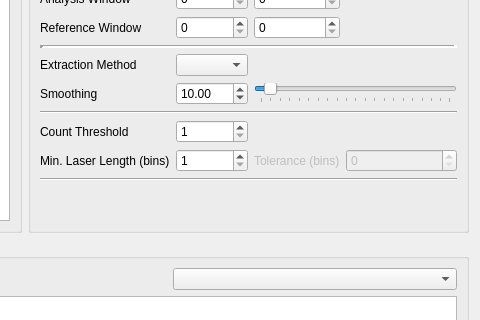
The window that gui/pulsed/ui_pulse_extraction.ui (Ulm-IQO/qudi) describes before a commit, drawn with Qt 5; both pictures show x 431 to 911 and y 107 to 427 of the 911 by 686 pixel window.
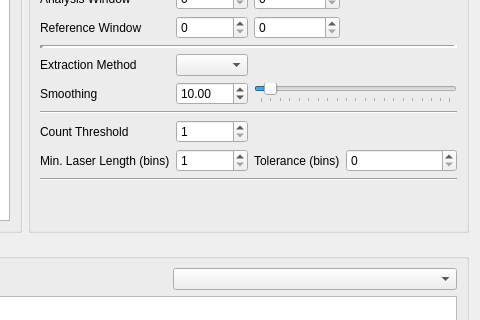
The same window after the commit. Custom widgets are drawn as their Qt base class.

The edit to the form file:
```diff
--- a/gui/pulsed/ui_pulse_extraction.ui
+++ b/gui/pulsed/ui_pulse_extraction.ui
@@ -155,7 +155,7 @@
         <item row="9" column="2">
          <widget class="QLabel" name="label_3">
           <property name="enabled">
-           <bool>false</bool>
+           <bool>true</bool>
           </property>
           <property name="text">
            <string>Tolerance (bins)</string>
@@ -172,7 +172,7 @@
         <item row="9" column="3">
          <widget class="QSpinBox" name="extract_param_tolerance_SpinBox">
           <property name="enabled">
-           <bool>false</bool>
+           <bool>true</bool>
           </property>
           <property name="maximum">
            <number>999999999</number>
```
